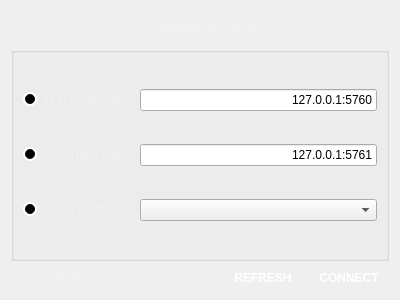
The window that GS/GUI/connectionwidget.ui (UCI-UAVForge/GroundStation) describes before a commit, drawn with Qt 5.
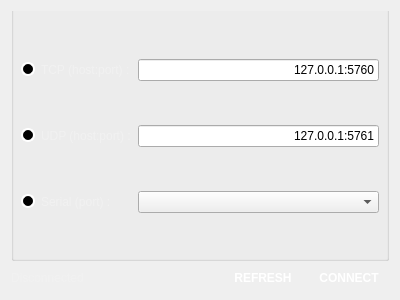
The same window after the commit.

```diff
--- a/GS/GUI/connectionwidget.ui
+++ b/GS/GUI/connectionwidget.ui
@@ -38,45 +38,29 @@
 QPushButton {
 	color: rgb(255, 255, 255);
 }
-</string>
+QGroupBox{padding-top:15px; margin-top:-15px}</string>
   </property>
   <layout class="QVBoxLayout" name="verticalLayout">
-   <item>
-    <widget class="QLabel" name="title">
-     <property name="maximumSize">
-      <size>
-       <width>16777215</width>
-       <height>30</height>
-      </size>
-     </property>
-     <property name="baseSize">
-      <size>
-       <width>0</width>
-       <height>1</height>
-      </size>
-     </property>
-     <property name="font">
-      <font>
-       <pointsize>12</pointsize>
-      </font>
-     </property>
-     <property name="text">
-      <string>Connect to UAV</string>
-     </property>
-     <property name="alignment">
-      <set>Qt::AlignCenter</set>
-     </property>
-    </widget>
-   </item>
    <item>
     <layout class="QHBoxLayout" name="horizontalLayout_2">
      <item>
       <widget class="QGroupBox" name="buttonBox">
+       <property name="font">
+        <font>
+         <pointsize>11</pointsize>
+         <weight>75</weight>
+         <bold>true</bold>
+         <kerning>false</kerning>
+        </font>
+       </property>
        <property name="title">
         <string/>
        </property>
+       <property name="alignment">
+        <set>Qt::AlignCenter</set>
+       </property>
        <property name="flat">
-        <bool>false</bool>
+        <bool>true</bool>
        </property>
        <layout class="QGridLayout" name="gridLayout_2">
         <item row="1" column="0">
@@ -133,7 +117,7 @@
      <item>
       <widget class="QLabel" name="status">
        <property name="text">
-        <string>Not connected</string>
+        <string>Disconnected</string>
        </property>
       </widget>
      </item>
```
Left out of the diff: 46 changed lines with no effect on the pictures.
